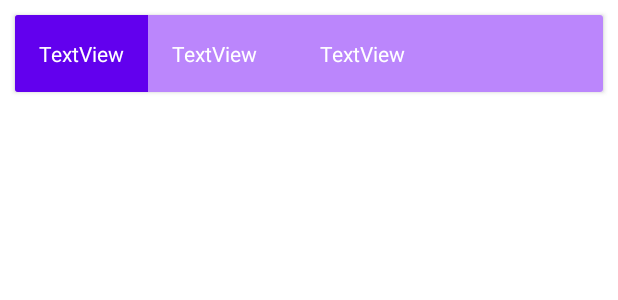
After one commit to vadhub/MoneyPay, an Android app: the layout item_note.xml on its own in the app's theme, with its tools: preview values and no code run, on a phone screen of 412 x 824 dp. The commit adds this screen. Shown: the top 300 px of the screen. Run offline under Robolectric (Android 15) with nearby library versions, the phone set to English and light mode, and no system bars.

Commit message:
reconstructed project

```diff
--- a/app/build.gradle
+++ b/app/build.gradle
@@ -33,6 +33,7 @@ dependencies {
     implementation 'androidx.appcompat:appcompat:1.2.0'
     implementation 'com.google.android.material:material:1.2.1'
     implementation 'androidx.constraintlayout:constraintlayout:2.0.4'
+    implementation 'androidx.legacy:legacy-support-v4:1.0.0'
     testImplementation 'junit:junit:4.+'
     androidTestImplementation 'androidx.test.ext:junit:1.1.2'
     androidTestImplementation 'androidx.test.espresso:espresso-core:3.3.0'
--- /dev/null
+++ b/app/src/main/java/com/example/manyepay/editnotefragment/EditNoteFragment.java
@@ -0,0 +1,6 @@
+package com.example.manyepay.editnotefragment;
+
+import androidx.fragment.app.Fragment;
+
+public class EditNoteFragment extends Fragment {
+}
--- /dev/null
+++ b/app/src/main/res/layout/item_note.xml
@@ -0,0 +1,50 @@
+<?xml version="1.0" encoding="utf-8"?>
+<androidx.cardview.widget.CardView
+    xmlns:android="http://schemas.android.com/apk/res/android"
+    android:layout_width="match_parent"
+    android:layout_height="wrap_content"
+    android:layout_margin="10dp"
+    android:theme="@style/ThemeOverlay.AppCompat.Dark"
+    android:outlineAmbientShadowColor="@color/black">
+
+
+    <LinearLayout
+        android:layout_width="match_parent"
+        android:layout_height="match_parent"
+        android:orientation="horizontal"
+        android:background="@color/purple_200"
+
+        >
+
+        <TextView
+            android:id="@+id/name_product_text"
+            android:layout_width="wrap_content"
+            android:layout_height="wrap_content"
+            android:paddingRight="3dp"
+            android:padding="16dp"
+            android:background="@color/design_default_color_primary"
+            android:textColor="@color/white"
+            android:text="TextView" />
+
+        <TextView
+            android:id="@+id/summ_text"
+            android:layout_width="wrap_content"
+            android:layout_height="wrap_content"
+            android:text="TextView"
+            android:padding="16dp"
+            android:paddingRight="5dp"
+            android:textColor="@color/white"
+            android:layout_gravity="center"/>
+
+        <TextView
+            android:id="@+id/date_text"
+            android:padding="16dp"
+            android:layout_marginLeft="10dp"
+            android:layout_width="wrap_content"
+            android:layout_height="wrap_content"
+            android:textColor="@color/white"
+
+            android:text="TextView"
+            />
+    </LinearLayout>
+</androidx.cardview.widget.CardView>
--- a/app/src/main/res/values/strings.xml
+++ b/app/src/main/res/values/strings.xml
@@ -1,3 +1,5 @@
 <resources>
     <string name="app_name">ManyePay</string>
+    <!-- TODO: Remove or change this placeholder text -->
+    <string name="hello_blank_fragment">Hello blank fragment</string>
 </resources>
```
Also changed, not shown: app/src/main/java/com/example/manyepay/listnotesfragment/AdapterFragment.java (added, +116 -0 lines), app/src/main/java/com/example/manyepay/listnotesfragment/ListNotesFragment.java (added, +116 -0 lines), app/src/main/res/layout/activity_main.xml (+7 -10 lines), app/src/main/res/layout/fragment_list_notes.xml (added, +28 -0 lines).
